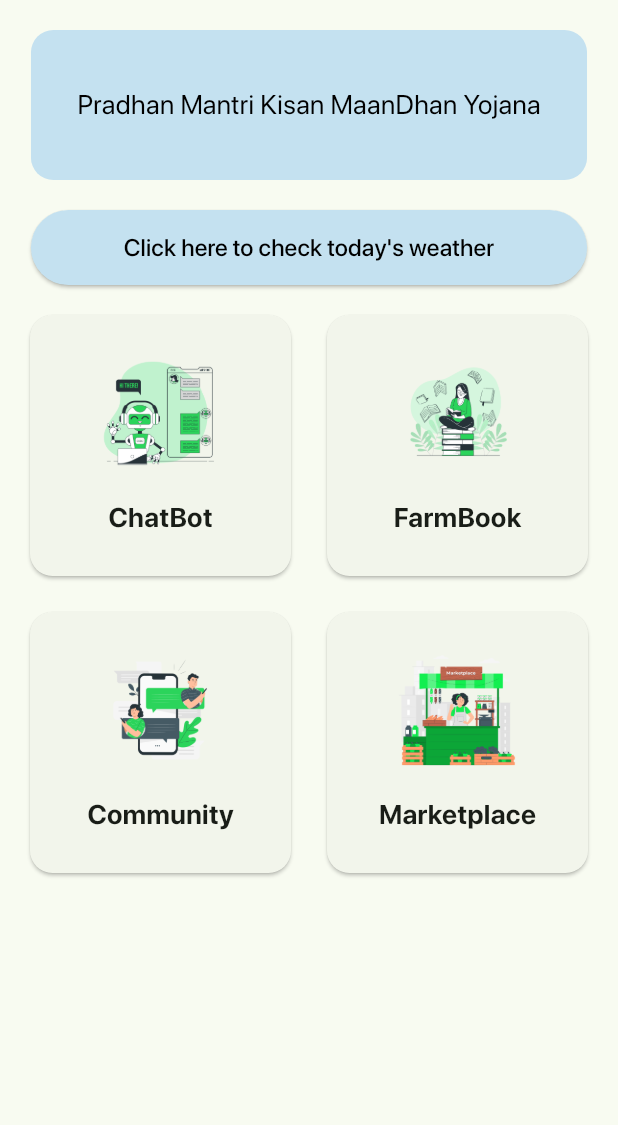
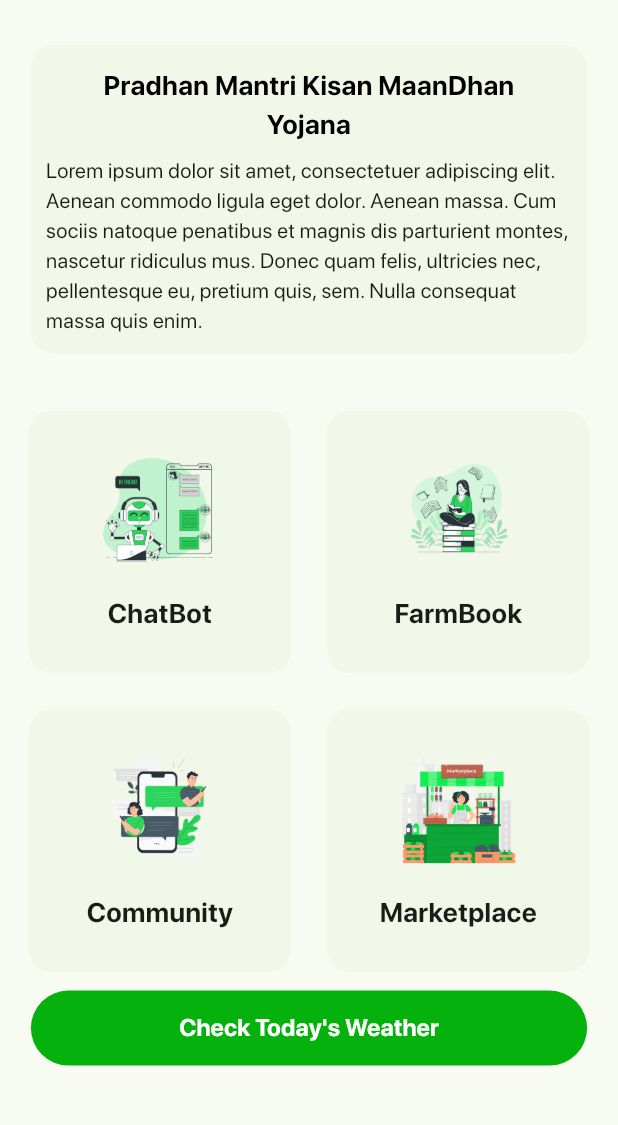
Before and after one commit to celestix/agroconnect, a Flutter app: the HomeScreen screen opened by its route, on a phone screen of 412 x 824 dp, the part 84-1209 px from its top. Run offline on Flutter 3.47's test engine with Material 3 defaults, Android fonts, the phone set to English and light mode, and no system bars; our stand-ins replace cloud_firestore, firebase_auth, firebase_core, firebase_crashlytics, firebase_messaging, firebase_storage and 3 more; accounts and stored records are empty; statements that could not run were skipped; project files that could hold a hidden picture were left out.

Commit message:
modify home screen

```diff
--- a/lib/home/home.dart
+++ b/lib/home/home.dart
@@ -226,7 +226,7 @@
       body: Column(
         children: [
           Padding(
-            padding: const EdgeInsets.only(top: 20),
+            padding: const EdgeInsets.only(top: 30),
             child: ClipRRect(
               borderRadius: BorderRadius.circular(15),
               child: GestureDetector(
@@ -238,19 +238,40 @@
                   );
                 },
                 child: Container(
-                  height: 100,
+                  height: MediaQuery.of(context).size.height * 0.25,
                   width: MediaQuery.of(context).size.width * 0.9,
-                  color: const Color.fromARGB(255, 196, 225, 240),
+                  color: Colors.lightGreen[50],
                   child: PageView.builder(
                     controller: _pageController,
                     itemCount: textSliderTexts.length,
                     itemBuilder: (context, index) {
                       return Center(
+                        child: Padding(
+                          padding: const EdgeInsets.all(10),
+                          child: Column(
+                            children: [
+                              SizedBox(
+                                height:
+                                    MediaQuery.of(context).size.height * 0.005,
+                              ),
+                              SizedBox(
+                                height:
+                                    MediaQuery.of(context).size.height * 0.06,
+                                width: MediaQuery.of(context).size.width * 0.8,
                                 child: Text(
                                   textSliderTexts[index],
+                                  textAlign: TextAlign.center,
                                   style: const TextStyle(
                                     color: Colors.black,
                                     fontSize: 18,
+                                    fontWeight: FontWeight.bold,
+                                  ),
+                                ),
+                              ),
+                              const SizedBox(height: 10),
+                              const Text(
+                                  "Lorem ipsum dolor sit amet, consectetuer adipiscing elit. Aenean commodo ligula eget dolor. Aenean massa. Cum sociis natoque penatibus et magnis dis parturient montes, nascetur ridiculus mus. Donec quam felis, ultricies nec, pellentesque eu, pretium quis, sem. Nulla consequat massa quis enim."),
+                            ],
                           ),
                         ),
                       );
@@ -260,28 +281,16 @@
               ),
             ),
           ),
-          const SizedBox(height: 20),
-          ElevatedButton(
-            onPressed: () {
-              Navigator.push(
-                context,
-                MaterialPageRoute(builder: (context) => const PageNotFound()),
-              );
-            },
-            style: ElevatedButton.styleFrom(
-              foregroundColor: Colors.black,
-              backgroundColor: const Color.fromARGB(255, 196, 225, 240),
-              minimumSize: Size(MediaQuery.of(context).size.width * 0.9, 50),
+          SizedBox(
+            height: MediaQuery.of(context).size.height * 0.035,
           ),
-            child: const Text(
-              "Click here to check today's weather",
-              style: TextStyle(fontSize: 16),
-            ),
-          ),
-          Expanded(
+          Padding(
+            padding: const EdgeInsets.symmetric(horizontal: 10),
+            child: SizedBox(
+              height: MediaQuery.of(context).size.height * 0.48,
               child: GridView.builder(
                 itemCount: imageTexts.length,
-              padding: const EdgeInsets.all(16),
+                padding: const EdgeInsets.all(5),
                 gridDelegate: const SliverGridDelegateWithFixedCrossAxisCount(
                   crossAxisCount: 2,
                   crossAxisSpacing: 16,
@@ -289,7 +298,8 @@
                 ),
                 itemBuilder: (context, index) {
                   return Card(
-                  elevation: 1,
+                    elevation: 0,
+                    color: Colors.lightGreen[50],
                     shape: RoundedRectangleBorder(
                       borderRadius: BorderRadius.circular(15),
                     ),
@@ -328,6 +338,31 @@
                 },
               ),
             ),
+          ),
+          ElevatedButton(
+            onPressed: () {
+              Navigator.push(
+                context,
+                MaterialPageRoute(builder: (context) => const PageNotFound()),
+              );
+            },
+            style: ElevatedButton.styleFrom(
+              foregroundColor: config.chosenTheme.primaryTextColor,
+              elevation: 0,
+              backgroundColor: config.chosenTheme.primaryColor,
+              minimumSize: Size(MediaQuery.of(context).size.width * 0.9, 50),
+            ),
+            child: const Text(
+              "Check Today's Weather",
+              style: TextStyle(
+                fontSize: 16,
+                fontFamily: "SF Pro Display",
+                fontWeight: FontWeight.bold,
+                color: Colors.white,
+              ),
+            ),
+          ),
+          const Spacer(),
         ],
       ),
     );
--- a/lib/misc/theme.dart
+++ b/lib/misc/theme.dart
@@ -3,6 +3,7 @@
 class Theme {
   late final Color primaryColor;
   late final Color primaryColorLight;
+  late final Color primaryColorLighter;
   late final Color secondaryColor;
   late final Color primaryTextColor;
   late final Color secondaryTextColor;
@@ -21,6 +22,9 @@
   Color primaryColorLight = const Color.fromRGBO(33, 189, 39, 1);
 
   @override
+  Color primaryColorLighter = Color.fromARGB(255, 50, 228, 56);
+
+  @override
   Color primaryTextColor = Colors.black;
 
   @override
```
Lines whose indentation alone changed are shown as unchanged.
